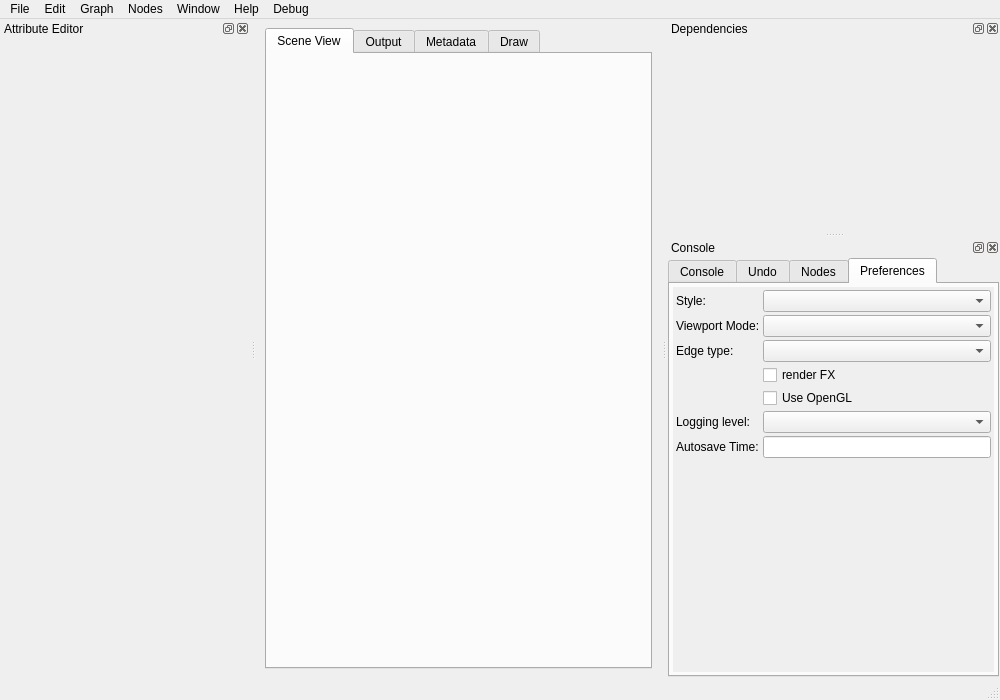
Before: the Qt Designer form ui/SceneGraph.ui in mfessenden/SceneGraph, drawn with Qt 5.
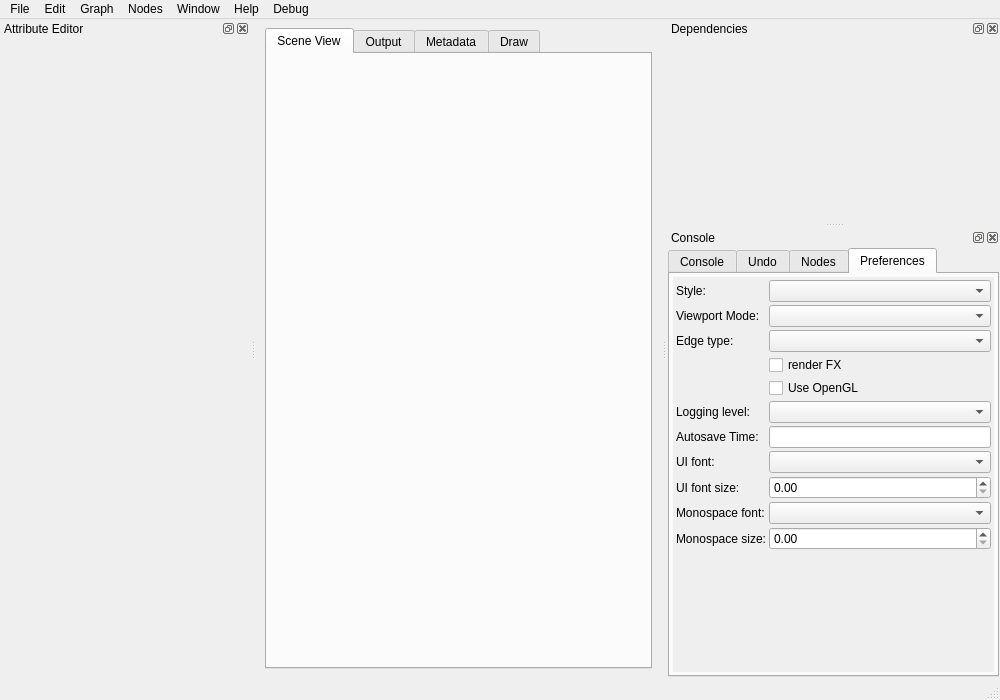
After: the same form once the commit is applied. The open tabs and pages were chosen to show the change. Icons and pictures are not drawn.

Diff of the .ui file:
```diff
--- a/ui/SceneGraph.ui
+++ b/ui/SceneGraph.ui
@@ -321,7 +321,7 @@
          <rect>
           <x>0</x>
           <y>0</y>
-          <width>377</width>
+          <width>376</width>
           <height>169</height>
          </rect>
         </property>
@@ -761,8 +761,8 @@
              <rect>
               <x>0</x>
               <y>0</y>
-              <width>208</width>
-              <height>211</height>
+              <width>370</width>
+              <height>377</height>
              </rect>
             </property>
             <layout class="QFormLayout" name="preferencesScrollAreaLayout">
@@ -842,6 +842,46 @@
              <item row="6" column="1">
               <widget class="QLineEdit" name="autosave_time_edit"/>
              </item>
+             <item row="7" column="0">
+              <widget class="QLabel" name="ui_font_label">
+               <property name="text">
+                <string>UI font:</string>
+               </property>
+              </widget>
+             </item>
+             <item row="7" column="1">
+              <widget class="QComboBox" name="ui_font_menu"/>
+             </item>
+             <item row="8" column="0">
+              <widget class="QLabel" name="ui_fontsize_label">
+               <property name="text">
+                <string>UI font size:</string>
+               </property>
+              </widget>
+             </item>
+             <item row="8" column="1">
+              <widget class="QDoubleSpinBox" name="ui_fontsize_spinbox"/>
+             </item>
+             <item row="9" column="0">
+              <widget class="QLabel" name="mono_font_label">
+               <property name="text">
+                <string>Monospace font:</string>
+               </property>
+              </widget>
+             </item>
+             <item row="9" column="1">
+              <widget class="QComboBox" name="mono_font_menu"/>
+             </item>
+             <item row="10" column="0">
+              <widget class="QLabel" name="mono_fontsize_label">
+               <property name="text">
+                <string>Monospace size:</string>
+               </property>
+              </widget>
+             </item>
+             <item row="10" column="1">
+              <widget class="QDoubleSpinBox" name="mono_fontsize_spinbox"/>
+             </item>
             </layout>
            </widget>
           </widget>
```
Left out of the diff: 4 changed lines with no effect on the pictures.
